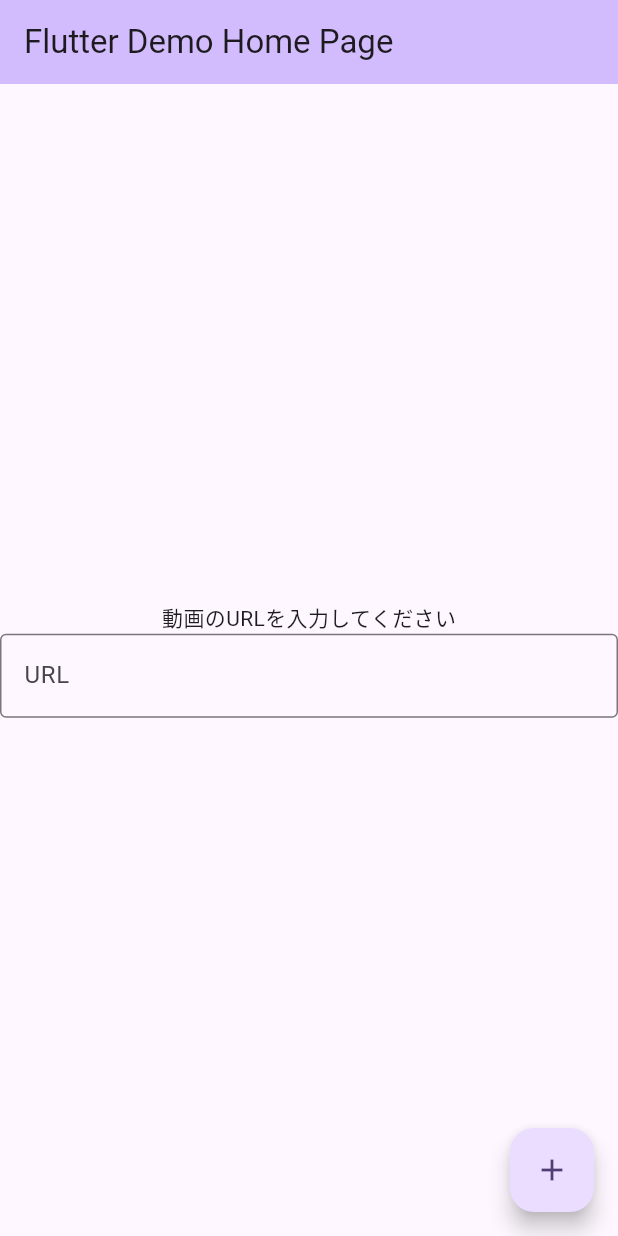
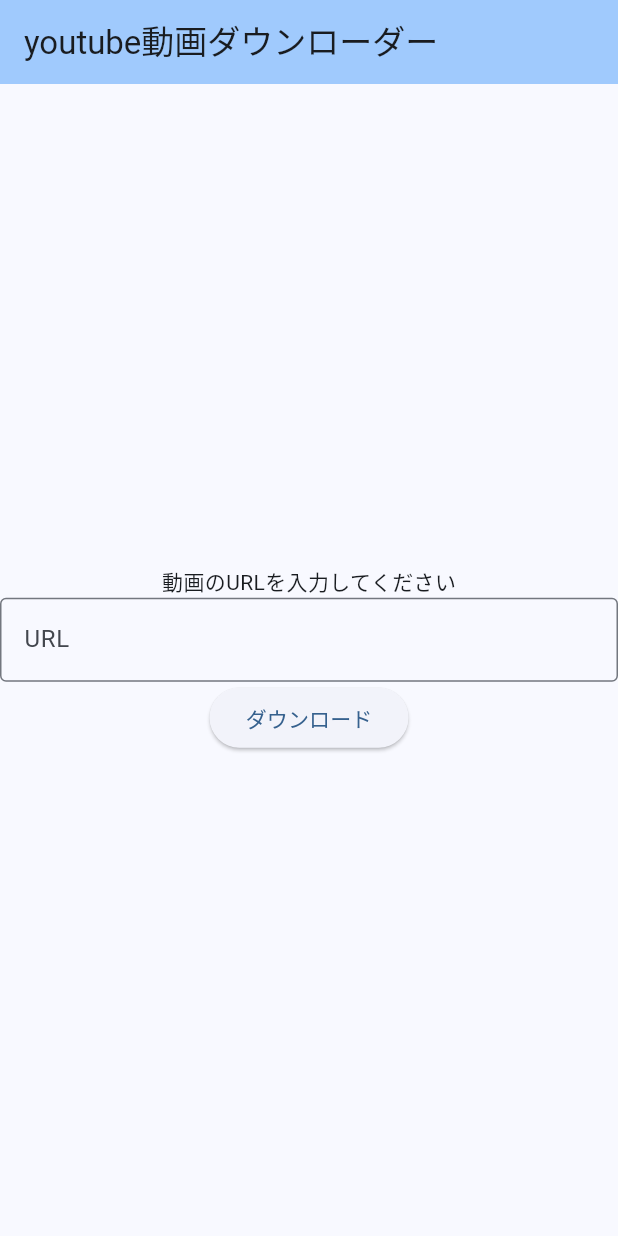
Before and after one commit to umiyuri777/youtube_downloader, a Flutter app: the screen it shows after launch, on a phone screen of 412 x 824 dp. Run offline on Flutter 3.47's test engine with Material 3 defaults, Android fonts, the phone set to English and light mode, and no system bars; our stand-ins replace flutter_hooks, hooks_riverpod.

Commit message:
ガワだけ完成

```diff
--- a/lib/main.dart
+++ b/lib/main.dart
@@ -1,7 +1,14 @@
+
 import 'package:flutter/material.dart';
+import 'package:flutter_hooks/flutter_hooks.dart';
+import 'package:hooks_riverpod/hooks_riverpod.dart';
 
 void main() {
-  runApp(const MyApp());
+  runApp(
+    const ProviderScope(
+      child: MyApp()
+    )
+  );
 }
 
 class MyApp extends StatelessWidget {
@@ -10,33 +17,27 @@ class MyApp extends StatelessWidget {
   @override
   Widget build(BuildContext context) {
     return MaterialApp(
-      title: 'youtube動画ダウンローダー ',
+      title: 'youtube動画ダウンローダー',
       theme: ThemeData(
-        colorScheme: ColorScheme.fromSeed(seedColor: Colors.deepPurple),
+        colorScheme: ColorScheme.fromSeed(seedColor: Colors.blue),
         useMaterial3: true,
       ),
-      home: const MyHomePage(title: 'Flutter Demo Home Page'),
+      home: const MyHomePage(title: 'youtube動画ダウンローダー'),
     );
   }
 }
 
-class MyHomePage extends StatefulWidget {
+class MyHomePage extends HookConsumerWidget {
   const MyHomePage({super.key, required this.title});
 
   final String title;
 
   @override
-  State<MyHomePage> createState() => _MyHomePageState();
-}
-
-class _MyHomePageState extends State<MyHomePage> {
-
-  @override
-  Widget build(BuildContext context) {
+  Widget build(BuildContext context, WidgetRef ref){
     return Scaffold(
       appBar: AppBar(
+        title: Text(title),
         backgroundColor: Theme.of(context).colorScheme.inversePrimary,
-        title: Text(widget.title),
       ),
       body: Center(
         child: Column(
@@ -45,20 +46,67 @@ class _MyHomePageState extends State<MyHomePage> {
             const Text(
               '動画のURLを入力してください',
             ),
-            TextField(
-              decoration: const InputDecoration(
+            const TextField(
+              decoration: InputDecoration(
                 border: OutlineInputBorder(),
                 labelText: 'URL',
               ),
             ),
+          ElevatedButton(
+            onPressed: () {
+              Navigator.push(
+                context,
+                MaterialPageRoute(builder: (context) => const Download_progress()),
+              );
+            },
+            child: const Text('ダウンロード'),
+          ),
           ],
         ),
-      ),
-      floatingActionButton: FloatingActionButton(
-        onPressed: () {},
-        tooltip: 'Increment',
-        child: const Icon(Icons.add),
       ),
     );
   }
 }
+
+
+
+class Download_progress extends HookConsumerWidget {
+  const Download_progress({super.key});
+
+  Future<void> wait() async {
+    await Future.delayed(const Duration(seconds: 5));
+    debugPrint('ダウンロード完了');
+  }
+
+  @override
+  Widget build(BuildContext context, WidgetRef ref) {
+    return Scaffold(
+      appBar: AppBar(
+        title: const Text('ダウンロード中'),
+      ),
+      body: Center(
+        child:FutureBuilder(
+              future: wait(),
+              builder: (BuildContext context, AsyncSnapshot snapshot) {
+                if (snapshot.connectionState == ConnectionState.done) {
+                  return  const Text('完了');
+                } else if (snapshot.hasError) {
+                  return Text('Error: ${snapshot.error}');
+                } else {
+                  return const Column(
+                    mainAxisAlignment: MainAxisAlignment.center,
+                    children: <Widget>[
+                    Text(
+                      'ダウンロード中です',
+                    ),
+                    CircularProgressIndicator()
+                    ]
+                  );
+                }
+              },
+            )
+
+      ),
+    );
+  }
+}
```
